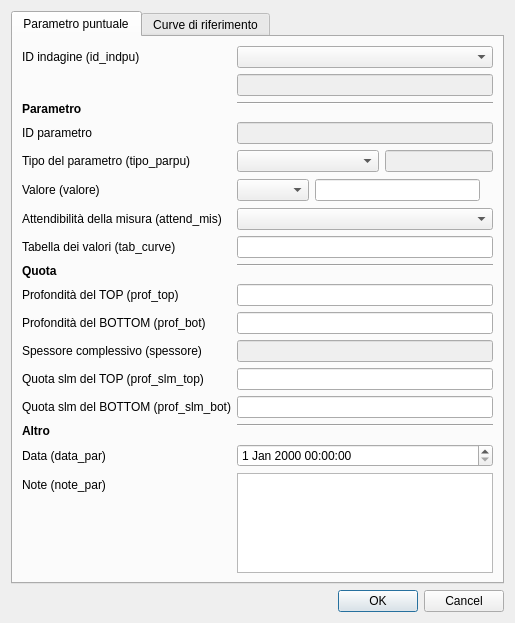
Old version of the form mzs_tools/editing/parametri_puntuali.ui in the repository CNR-IGAG/mzs-tools.
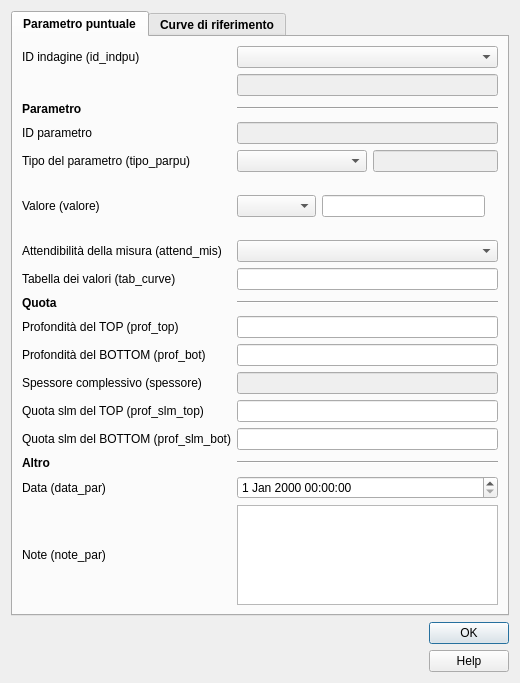
New version of the form. Icons and pictures are not drawn. Custom widgets are drawn as their Qt base class.

```diff
--- a/mzs_tools/editing/parametri_puntuali.ui
+++ b/mzs_tools/editing/parametri_puntuali.ui
@@ -2,6 +2,32 @@
 <ui version="4.0">
  <class>parametri_puntuali</class>
  <widget class="QDialog" name="parametri_puntuali">
+  <property name="geometry">
+   <rect>
+    <x>0</x>
+    <y>0</y>
+    <width>520</width>
+    <height>683</height>
+   </rect>
+  </property>
+  <property name="sizePolicy">
+   <sizepolicy hsizetype="Fixed" vsizetype="Fixed">
+    <horstretch>0</horstretch>
+    <verstretch>0</verstretch>
+   </sizepolicy>
+  </property>
+  <property name="minimumSize">
+   <size>
+    <width>520</width>
+    <height>660</height>
+   </size>
+  </property>
+  <property name="maximumSize">
+   <size>
+    <width>1500</width>
+    <height>1500</height>
+   </size>
+  </property>
   <property name="windowTitle">
    <string>Parametri puntuali</string>
   </property>
@@ -11,6 +37,30 @@
   <layout class="QVBoxLayout" name="verticalLayout_2">
    <item>
     <widget class="QTabWidget" name="tabWidget">
+     <property name="sizePolicy">
+      <sizepolicy hsizetype="Expanding" vsizetype="Expanding">
+       <horstretch>0</horstretch>
+       <verstretch>0</verstretch>
+      </sizepolicy>
+     </property>
+     <property name="minimumSize">
+      <size>
+       <width>0</width>
+       <height>0</height>
+      </size>
+     </property>
+     <property name="maximumSize">
+      <size>
+       <width>1450</width>
+       <height>1450</height>
+      </size>
+     </property>
+     <property name="font">
+      <font>
+       <weight>75</weight>
+       <bold>true</bold>
+      </font>
+     </property>
      <property name="currentIndex">
       <number>0</number>
      </property>
@@ -18,62 +68,8 @@
       <attribute name="title">
        <string>Parametro puntuale</string>
       </attribute>
-      <layout class="QFormLayout" name="formLayout">
-       <item row="0" column="0">
-        <widget class="QLabel" name="label">
-         <property name="font">
-          <font>
-           <weight>50</weight>
-           <bold>false</bold>
-          </font>
-         </property>
-         <property name="text">
-          <string>ID indagine (id_indpu)</string>
-         </property>
-        </widget>
-       </item>
-       <item row="0" column="1">
-        <widget class="QComboBox" name="id_indpu">
-         <property name="toolTip">
-          <string/>
-         </property>
-        </widget>
-       </item>
-       <item row="1" column="1">
-        <widget class="QLineEdit" name="pkey_indpu">
-         <property name="enabled">
-          <bool>false</bool>
-         </property>
-        </widget>
-       </item>
-       <item row="2" column="0">
-        <widget class="QLabel" name="label_11">
-         <property name="text">
-          <string>&lt;b&gt;Parametro&lt;/b&gt;</string>
-         </property>
-        </widget>
-       </item>
-       <item row="2" column="1">
-        <widget class="Line" name="line">
-         <property name="orientation">
-          <enum>Qt::Horizontal</enum>
-         </property>
-        </widget>
-       </item>
-       <item row="3" column="0">
-        <widget class="QLabel" name="label_3">
-         <property name="font">
-          <font>
-           <weight>50</weight>
-           <bold>false</bold>
-          </font>
-         </property>
-         <property name="text">
-          <string>ID parametro</string>
-         </property>
-        </widget>
-       </item>
-       <item row="3" column="1">
+      <layout class="QGridLayout" name="gridLayout_3">
+       <item row="5" column="1">
         <widget class="QLineEdit" name="id_parpu">
          <property name="enabled">
           <bool>false</bool>
@@ -84,18 +80,18 @@
             <colorrole role="Text">
              <brush brushstyle="SolidPattern">
               <color alpha="255">
-               <red>170</red>
-               <green>170</green>
-               <blue>172</blue>
+               <red>113</red>
+               <green>113</green>
+               <blue>113</blue>
               </color>
              </brush>
             </colorrole>
             <colorrole role="PlaceholderText">
              <brush brushstyle="NoBrush">
               <color alpha="128">
-               <red>120</red>
-               <green>120</green>
-               <blue>120</blue>
+               <red>113</red>
+               <green>113</green>
+               <blue>113</blue>
               </color>
              </brush>
             </colorrole>
@@ -104,18 +100,18 @@
             <colorrole role="Text">
              <brush brushstyle="SolidPattern">
               <color alpha="255">
-               <red>170</red>
-               <green>170</green>
-               <blue>172</blue>
+               <red>113</red>
+               <green>113</green>
+               <blue>113</blue>
               </color>
              </brush>
             </colorrole>
             <colorrole role="PlaceholderText">
              <brush brushstyle="NoBrush">
               <color alpha="128">
-               <red>120</red>
-               <green>120</green>
-               <blue>120</blue>
+               <red>113</red>
+               <green>113</green>
+               <blue>113</blue>
               </color>
              </brush>
             </colorrole>
@@ -147,7 +143,148 @@
          </property>
         </widget>
        </item>
-       <item row="4" column="0">
+       <item row="11" column="1">
+        <widget class="QLineEdit" name="tab_curve">
+         <property name="toolTip">
+          <string/>
+         </property>
+        </widget>
+       </item>
+       <item row="14" column="1">
+        <widget class="QLineEdit" name="prof_top">
+         <property name="toolTip">
+          <string/>
+         </property>
+        </widget>
+       </item>
+       <item row="17" column="1">
+        <widget class="QLineEdit" name="quota_slm_top">
+         <property name="toolTip">
+          <string/>
+         </property>
+        </widget>
+       </item>
+       <item row="16" column="1">
+        <widget class="QLineEdit" name="spessore">
+         <property name="enabled">
+          <bool>false</bool>
+         </property>
+        </widget>
+       </item>
+       <item row="15" column="1">
+        <widget class="QLineEdit" name="prof_bot">
+         <property name="toolTip">
+          <string/>
+         </property>
+        </widget>
+       </item>
+       <item row="13" column="0">
+        <widget class="QLabel" name="label_16">
+         <property name="text">
+          <string>&lt;b&gt;Quota&lt;/b&gt;</string>
+         </property>
+        </widget>
+       </item>
+       <item row="27" column="0">
+        <widget class="QLabel" name="label_7">
+         <property name="font">
+          <font>
+           <weight>50</weight>
+           <bold>false</bold>
+          </font>
+         </property>
+         <property name="text">
+          <string>Note (note_par)</string>
+         </property>
+        </widget>
+       </item>
+       <item row="14" column="0">
+        <widget class="QLabel" name="label_12">
+         <property name="sizePolicy">
+          <sizepolicy hsizetype="Minimum" vsizetype="Preferred">
+           <horstretch>0</horstretch>
+           <verstretch>0</verstretch>
+          </sizepolicy>
+         </property>
+         <property name="minimumSize">
+          <size>
+           <width>45</width>
+           <height>0</height>
+          </size>
+         </property>
+         <property name="font">
+          <font>
+           <weight>50</weight>
+           <bold>false</bold>
+          </font>
+         </property>
+         <property name="text">
+          <string>&lt;html&gt;&lt;head/&gt;&lt;body&gt;&lt;p&gt;Profondità del TOP (prof_top)&lt;/p&gt;&lt;/body&gt;&lt;/html&gt;</string>
+         </property>
+        </widget>
+       </item>
+       <item row="7" column="1">
+        <layout class="QHBoxLayout" name="horizontalLayout">
+         <item>
+          <widget class="QComboBox" name="valore_box"/>
+         </item>
+         <item>
+          <widget class="QLineEdit" name="valore">
+           <property name="toolTip">
+            <string/>
+           </property>
+          </widget>
+         </item>
+         <item>
+          <widget class="QLabel" name="simbolo_val">
+           <property name="text">
+            <string/>
+           </property>
+          </widget>
+         </item>
+        </layout>
+       </item>
+       <item row="13" column="1">
+        <widget class="Line" name="line_2">
+         <property name="orientation">
+          <enum>Qt::Horizontal</enum>
+         </property>
+        </widget>
+       </item>
+       <item row="26" column="0">
+        <widget class="QLabel" name="label_6">
+         <property name="font">
+          <font>
+           <weight>50</weight>
+           <bold>false</bold>
+          </font>
+         </property>
+         <property name="text">
+          <string>Data (data_par)</string>
+         </property>
+        </widget>
+       </item>
+       <item row="10" column="1">
+        <widget class="QComboBox" name="attend_mis">
+         <property name="sizePolicy">
+          <sizepolicy hsizetype="Expanding" vsizetype="Fixed">
+           <horstretch>0</horstretch>
+           <verstretch>0</verstretch>
+          </sizepolicy>
+         </property>
+         <property name="toolTip">
+          <string/>
+         </property>
+        </widget>
+       </item>
+       <item row="25" column="0">
+        <widget class="QLabel" name="label_18">
+         <property name="text">
+          <string>&lt;b&gt;Altro&lt;/b&gt;</string>
+         </property>
+        </widget>
+       </item>
+       <item row="6" column="0">
         <widget class="QLabel" name="label_9">
          <property name="sizePolicy">
           <sizepolicy hsizetype="Minimum" vsizetype="Preferred">
@@ -172,7 +309,116 @@
          </property>
         </widget>
        </item>
-       <item row="4" column="1">
+       <item row="25" column="1">
+        <widget class="Line" name="line_3">
+         <property name="orientation">
+          <enum>Qt::Horizontal</enum>
+         </property>
+        </widget>
+       </item>
+       <item row="2" column="0">
+        <widget class="QLabel" name="label">
+         <property name="font">
+          <font>
+           <weight>50</weight>
+           <bold>false</bold>
+          </font>
+         </property>
+         <property name="text">
+          <string>ID indagine (id_indpu)</string>
+         </property>
+        </widget>
+       </item>
+       <item row="7" column="0">
+        <widget class="QLabel" name="label_2">
+         <property name="sizePolicy">
+          <sizepolicy hsizetype="Minimum" vsizetype="Preferred">
+           <horstretch>0</horstretch>
+           <verstretch>0</verstretch>
+          </sizepolicy>
+         </property>
+         <property name="minimumSize">
+          <size>
+           <width>45</width>
+           <height>0</height>
+          </size>
+         </property>
+         <property name="font">
+          <font>
+           <weight>50</weight>
+           <bold>false</bold>
+          </font>
+         </property>
+         <property name="text">
+          <string>&lt;html&gt;&lt;head/&gt;&lt;body&gt;&lt;p&gt;Valore (valore)&lt;/p&gt;&lt;/body&gt;&lt;/html&gt;</string>
+         </property>
+        </widget>
+       </item>
+       <item row="10" column="0">
+        <widget class="QLabel" name="label_4">
+         <property name="sizePolicy">
+          <sizepolicy hsizetype="Minimum" vsizetype="Preferred">
+           <horstretch>0</horstretch>
+           <verstretch>0</verstretch>
+          </sizepolicy>
+         </property>
+         <property name="minimumSize">
+          <size>
+           <width>45</width>
+           <height>0</height>
+          </size>
+         </property>
+         <property name="font">
+          <font>
+           <weight>50</weight>
+           <bold>false</bold>
+          </font>
+         </property>
+         <property name="text">
+          <string>Attendibilità della misura (attend_mis)</string>
+         </property>
+        </widget>
+       </item>
+       <item row="5" column="0">
+        <widget class="QLabel" name="label_3">
+         <property name="font">
+          <font>
+           <weight>50</weight>
+           <bold>false</bold>
+          </font>
+         </property>
+         <property name="text">
+          <string>ID parametro</string>
+         </property>
+        </widget>
+       </item>
+       <item row="26" column="1">
+        <widget class="QDateTimeEdit" name="data_par">
+         <property name="font">
+          <font>
+           <weight>50</weight>
+           <bold>false</bold>
+          </font>
+         </property>
+         <property name="toolTip">
+          <string/>
+         </property>
+        </widget>
+       </item>
+       <item row="16" column="0">
+        <widget class="QLabel" name="label_8">
+         <property name="font">
+          <font>
+           <weight>50</weight>
+           <bold>false</bold>
+          </font>
+         </property>
+         <property name="text">
+          <string>Spessore complessivo (spessore)</string>
+         </property>
+        </widget>
+       </item>
+       <item row="6" column="1">
         <layout class="QHBoxLayout" name="horizontalLayout_2">
          <item>
           <widget class="QComboBox" name="tipo_parpu_box">
@@ -210,18 +456,18 @@
               <colorrole role="Text">
                <brush brushstyle="SolidPattern">
                 <color alpha="255">
-                 <red>170</red>
-                 <green>170</green>
-                 <blue>172</blue>
+                 <red>113</red>
+                 <green>113</green>
+                 <blue>113</blue>
                 </color>
                </brush>
               </colorrole>
               <colorrole role="PlaceholderText">
                <brush brushstyle="NoBrush">
                 <color alpha="128">
-                 <red>120</red>
-                 <green>120</green>
-                 <blue>120</blue>
+                 <red>113</red>
+                 <green>113</green>
+                 <blue>113</blue>
                 </color>
                </brush>
               </colorrole>
@@ -230,18 +476,18 @@
               <colorrole role="Text">
                <brush brushstyle="SolidPattern">
                 <color alpha="255">
-                 <red>170</red>
-                 <green>170</green>
-                 <blue>172</blue>
+                 <red>113</red>
+                 <green>113</green>
+                 <blue>113</blue>
                 </color>
                </brush>
               </colorrole>
               <colorrole role="PlaceholderText">
                <brush brushstyle="NoBrush">
                 <color alpha="128">
-                 <red>120</red>
-                 <green>120</green>
-                 <blue>120</blue>
+                 <red>113</red>
+                 <green>113</green>
+                 <blue>113</blue>
                 </color>
                </brush>
               </colorrole>
@@ -272,8 +518,8 @@
          </item>
         </layout>
        </item>
-       <item row="5" column="0">
-        <widget class="QLabel" name="label_2">
+       <item row="18" column="0">
+        <widget class="QLabel" name="label_15">
          <property name="sizePolicy">
           <sizepolicy hsizetype="Minimum" vsizetype="Preferred">
            <horstretch>0</horstretch>
@@ -293,70 +539,11 @@
           </font>
          </property>
          <property name="text">
-          <string>&lt;html&gt;&lt;head/&gt;&lt;body&gt;&lt;p&gt;Valore (valore)&lt;/p&gt;&lt;/body&gt;&lt;/html&gt;</string>
+          <string>&lt;html&gt;&lt;head/&gt;&lt;body&gt;&lt;p&gt;Quota slm del BOTTOM (prof_slm_bot)&lt;/p&gt;&lt;/body&gt;&lt;/html&gt;</string>
          </property>
         </widget>
        </item>
-       <item row="5" column="1">
-        <layout class="QHBoxLayout" name="horizontalLayout">
-         <item>
-          <widget class="QComboBox" name="valore_box"/>
-         </item>
-         <item>
-          <widget class="QLineEdit" name="valore">
-           <property name="toolTip">
-            <string/>
-           </property>
-          </widget>
-         </item>
-         <item>
-          <widget class="QLabel" name="simbolo_val">
-           <property name="text">
-            <string/>
-           </property>
-          </widget>
-         </item>
-        </layout>
-       </item>
-       <item row="6" column="0">
-        <widget class="QLabel" name="label_4">
-         <property name="sizePolicy">
-          <sizepolicy hsizetype="Minimum" vsizetype="Preferred">
-           <horstretch>0</horstretch>
-           <verstretch>0</verstretch>
-          </sizepolicy>
-         </property>
-         <property name="minimumSize">
-          <size>
-           <width>45</width>
-           <height>0</height>
-          </size>
-         </property>
-         <property name="font">
-          <font>
-           <weight>50</weight>
-           <bold>false</bold>
-          </font>
-         </property>
-         <property name="text">
-          <string>Attendibilità della misura (attend_mis)</string>
-         </property>
-        </widget>
-       </item>
-       <item row="6" column="1">
-        <widget class="QComboBox" name="attend_mis">
-         <property name="sizePolicy">
-          <sizepolicy hsizetype="Expanding" vsizetype="Fixed">
-           <horstretch>0</horstretch>
-           <verstretch>0</verstretch>
-          </sizepolicy>
-         </property>
-         <property name="toolTip">
-          <string/>
-         </property>
-        </widget>
-       </item>
-       <item row="7" column="0">
+       <item row="11" column="0">
         <widget class="QLabel" name="label_5">
          <property name="sizePolicy">
           <sizepolicy hsizetype="Minimum" vsizetype="Preferred">
@@ -381,60 +568,21 @@
          </property>
         </widget>
        </item>
-       <item row="7" column="1">
-        <widget class="QLineEdit" name="tab_curve">
-         <property name="toolTip">
-          <string/>
-         </property>
-        </widget>
-       </item>
-       <item row="8" column="0">
-        <widget class="QLabel" name="label_16">
+       <item row="4" column="0">
+        <widget class="QLabel" name="label_11">
          <property name="text">
-          <string>&lt;b&gt;Quota&lt;/b&gt;</string>
+          <string>&lt;b&gt;Parametro&lt;/b&gt;</string>
          </property>
         </widget>
        </item>
-       <item row="8" column="1">
-        <widget class="Line" name="line_2">
-         <property name="orientation">
-          <enum>Qt::Horizontal</enum>
-         </property>
-        </widget>
-       </item>
-       <item row="9" column="0">
-        <widget class="QLabel" name="label_12">
-         <property name="sizePolicy">
-          <sizepolicy hsizetype="Minimum" vsizetype="Preferred">
-           <horstretch>0</horstretch>
-           <verstretch>0</verstretch>
-          </sizepolicy>
-         </property>
-         <property name="minimumSize">
-          <size>
-           <width>45</width>
-           <height>0</height>
-          </size>
-         </property>
-         <property name="font">
-          <font>
-           <weight>50</weight>
-           <bold>false</bold>
-          </font>
-         </property>
-         <property name="text">
-          <string>&lt;html&gt;&lt;head/&gt;&lt;body&gt;&lt;p&gt;Profondità del TOP (prof_top)&lt;/p&gt;&lt;/body&gt;&lt;/html&gt;</string>
-         </property>
-        </widget>
-       </item>
-       <item row="9" column="1">
-        <widget class="QLineEdit" name="prof_top">
+       <item row="18" column="1">
+        <widget class="QLineEdit" name="quota_slm_bot">
          <property name="toolTip">
           <string/>
          </property>
         </widget>
        </item>
-       <item row="10" column="0">
+       <item row="15" column="0">
         <widget class="QLabel" name="label_13">
          <property name="sizePolicy">
           <sizepolicy hsizetype="Minimum" vsizetype="Preferred">
@@ -459,34 +607,14 @@
          </property>
         </widget>
        </item>
-       <item row="10" column="1">
-        <widget class="QLineEdit" name="prof_bot">
-         <property name="toolTip">
-          <string/>
+       <item row="4" column="1">
+        <widget class="Line" name="line">
+         <property name="orientation">
+          <enum>Qt::Horizontal</enum>
          </property>
         </widget>
        </item>
-       <item row="11" column="0">
-        <widget class="QLabel" name="label_8">
-         <property name="font">
-          <font>
-           <weight>50</weight>
-           <bold>false</bold>
-          </font>
-         </property>
-         <property name="text">
-          <string>Spessore complessivo (spessore)</string>
-         </property>
-        </widget>
-       </item>
-       <item row="11" column="1">
-        <widget class="QLineEdit" name="spessore">
-         <property name="enabled">
-          <bool>false</bool>
-         </property>
-        </widget>
-       </item>
-       <item row="12" column="0">
+       <item row="17" column="0">
         <widget class="QLabel" name="label_14">
          <property name="sizePolicy">
           <sizepolicy hsizetype="Minimum" vsizetype="Preferred">
@@ -511,99 +639,7 @@
          </property>
         </widget>
        </item>
-       <item row="12" column="1">
-        <widget class="QLineEdit" name="quota_slm_top">
-         <property name="toolTip">
-          <string/>
-         </property>
-        </widget>
-       </item>
-       <item row="13" column="0">
-        <widget class="QLabel" name="label_15">
-         <property name="sizePolicy">
-          <sizepolicy hsizetype="Minimum" vsizetype="Preferred">
-           <horstretch>0</horstretch>
-           <verstretch>0</verstretch>
-          </sizepolicy>
-         </property>
-         <property name="minimumSize">
-          <size>
-           <width>45</width>
-           <height>0</height>
-          </size>
-         </property>
-         <property name="font">
-          <font>
-           <weight>50</weight>
-           <bold>false</bold>
-          </font>
-         </property>
-         <property name="text">
-          <string>&lt;html&gt;&lt;head/&gt;&lt;body&gt;&lt;p&gt;Quota slm del BOTTOM (prof_slm_bot)&lt;/p&gt;&lt;/body&gt;&lt;/html&gt;</string>
-         </property>
-        </widget>
-       </item>
-       <item row="13" column="1">
-        <widget class="QLineEdit" name="quota_slm_bot">
-         <property name="toolTip">
-          <string/>
-         </property>
-        </widget>
-       </item>
-       <item row="14" column="0">
-        <widget class="QLabel" name="label_18">
-         <property name="text">
-          <string>&lt;b&gt;Altro&lt;/b&gt;</string>
-         </property>
-        </widget>
-       </item>
-       <item row="14" column="1">
-        <widget class="Line" name="line_3">
-         <property name="orientation">
-          <enum>Qt::Horizontal</enum>
-         </property>
-        </widget>
-       </item>
-       <item row="15" column="0">
-        <widget class="QLabel" name="label_6">
-         <property name="font">
-          <font>
-           <weight>50</weight>
-           <bold>false</bold>
-          </font>
-         </property>
-         <property name="text">
-          <string>Data (data_par)</string>
-         </property>
-        </widget>
-       </item>
-       <item row="15" column="1">
-        <widget class="QDateTimeEdit" name="data_par">
-         <property name="font">
-          <font>
-           <weight>50</weight>
-           <bold>false</bold>
-          </font>
-         </property>
-         <property name="toolTip">
-          <string/>
-         </property>
-        </widget>
-       </item>
-       <item row="16" column="0">
-        <widget class="QLabel" name="label_7">
-         <property name="font">
-          <font>
-           <weight>50</weight>
-           <bold>false</bold>
-          </font>
-         </property>
-         <property name="text">
-          <string>Note (note_par)</string>
-         </property>
-        </widget>
-       </item>
-       <item row="16" column="1">
+       <item row="27" column="1">
         <widget class="QTextEdit" name="note_par">
          <property name="maximumSize">
           <size>
@@ -622,6 +658,20 @@
          </property>
         </widget>
        </item>
+       <item row="2" column="1">
+        <widget class="QComboBox" name="id_indpu">
+         <property name="toolTip">
+          <string/>
+         </property>
+        </widget>
+       </item>
+       <item row="3" column="1">
+        <widget class="QLineEdit" name="pkey_indpu">
+         <property name="enabled">
+          <bool>false</bool>
+         </property>
+        </widget>
+       </item>
       </layout>
      </widget>
      <widget class="QWidget" name="tab_2">
@@ -654,11 +704,101 @@
     </widget>
    </item>
    <item>
-    <widget class="QDialogButtonBox" name="buttonBox">
-     <property name="standardButtons">
-      <set>QDialogButtonBox::Cancel|QDialogButtonBox::Ok</set>
-     </property>
-    </widget>
+    <layout class="QHBoxLayout" name="horizontalLayout_3">
+     <item>
+      <widget class="QLabel" name="label_logo_cnr">
+       <property name="maximumSize">
+        <size>
+         <width>81</width>
+         <height>60</height>
+        </size>
+       </property>
+       <property name="text">
+        <string/>
+       </property>
+       <property name="pixmap">
+        <pixmap>../loghi/Logo CNR-2010-Quadrato-ITA-high.png</pixmap>
+       </property>
+       <property name="scaledContents">
+        <bool>true</bool>
+       </property>
+      </widget>
+     </item>
+     <item>
+      <widget class="QLabel" name="label_logo_igag">
+       <property name="maximumSize">
+        <size>
+         <width>70</width>
+         <height>60</height>
+        </size>
+       </property>
+       <property name="text">
+        <string/>
+       </property>
+       <property name="pixmap">
+        <pixmap>../loghi/IGAG-CMYK.png</pixmap>
+       </property>
+       <property name="scaledContents">
+        <bool>true</bool>
+       </property>
+      </widget>
+     </item>
+     <item>
+      <spacer name="horizontalSpacer">
+       <property name="orientation">
+        <enum>Qt::Horizontal</enum>
+       </property>
+       <property name="sizeHint" stdset="0">
+        <size>
+         <width>40</width>
+         <height>20</height>
+        </size>
+       </property>
+      </spacer>
+     </item>
+     <item>
+      <layout class="QVBoxLayout" name="verticalLayout">
+       <item>
+        <widget class="QDialogButtonBox" name="buttonBox">
+         <property name="sizePolicy">
+          <sizepolicy hsizetype="Fixed" vsizetype="Fixed">
+           <horstretch>0</horstretch>
+           <verstretch>0</verstretch>
+          </sizepolicy>
+         </property>
+         <property name="minimumSize">
+          <size>
+           <width>0</width>
+           <height>0</height>
+          </size>
+         </property>
+         <property name="cursor">
+          <cursorShape>PointingHandCursor</cursorShape>
+         </property>
+         <property name="orientation">
+          <enum>Qt::Vertical</enum>
+         </property>
+         <property name="standardButtons">
+          <set>QDialogButtonBox::Ok</set>
+         </property>
+         <property name="centerButtons">
+          <bool>true</bool>
+         </property>
+        </widget>
+       </item>
+       <item>
+        <widget class="QPushButton" name="help_button">
+         <property name="cursor">
+          <cursorShape>PointingHandCursor</cursorShape>
+         </property>
+         <property name="text">
+          <string>Help</string>
+         </property>
+        </widget>
+       </item>
+      </layout>
+     </item>
+    </layout>
    </item>
   </layout>
  </widget>
```
Left out of the diff: 44 changed lines with no effect on the pictures.
